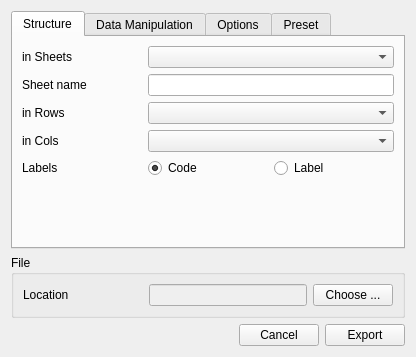
Qt form app/gui/export.ui (petres/eurostat) before a commit.
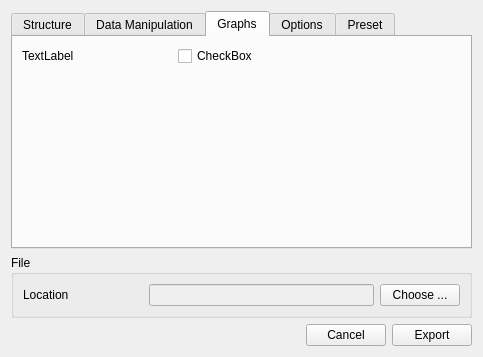
The same form after that commit. The open tabs and pages were chosen to show the change.

```diff
--- a/app/gui/export.ui
+++ b/app/gui/export.ui
@@ -6,7 +6,7 @@
    <rect>
     <x>0</x>
     <y>0</y>
-    <width>416</width>
+    <width>483</width>
     <height>357</height>
    </rect>
   </property>
@@ -187,6 +187,37 @@
        </item>
       </layout>
      </widget>
+     <widget class="QWidget" name="graphTab">
+      <attribute name="title">
+       <string>Graphs</string>
+      </attribute>
+      <layout class="QVBoxLayout" name="verticalLayout_7">
+       <item>
+        <layout class="QFormLayout" name="graphFormLayout">
+         <item row="0" column="0">
+          <widget class="QLabel" name="graphLabel">
+           <property name="minimumSize">
+            <size>
+             <width>150</width>
+             <height>0</height>
+            </size>
+           </property>
+           <property name="text">
+            <string>TextLabel</string>
+           </property>
+          </widget>
+         </item>
+         <item row="0" column="1">
+          <widget class="QCheckBox" name="graphCheckBox">
+           <property name="text">
+            <string>CheckBox</string>
+           </property>
+          </widget>
+         </item>
+        </layout>
+       </item>
+      </layout>
+     </widget>
      <widget class="QWidget" name="optionsTab">
       <attribute name="title">
        <string>Options</string>
```
Left out of the diff: 13 changed lines with no effect on the pictures.
